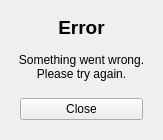
First picture: the form in home_ims/src/view/ui/popup/error_generic.ui, repository isaac-ucalgary/CPSC471_Fall2024_GroupProject, before the edit.
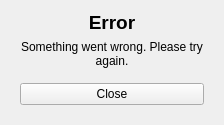
Second picture: the form after the edit.

Patch:
```diff
--- a/home_ims/src/view/ui/popup/error_generic.ui
+++ b/home_ims/src/view/ui/popup/error_generic.ui
@@ -6,8 +6,8 @@
    <rect>
     <x>0</x>
     <y>0</y>
-    <width>163</width>
-    <height>140</height>
+    <width>224</width>
+    <height>121</height>
    </rect>
   </property>
   <property name="windowTitle">
@@ -31,7 +31,13 @@
     </widget>
    </item>
    <item>
-    <widget class="QLabel" name="warningLabel">
+    <widget class="QLabel" name="warning">
+     <property name="sizePolicy">
+      <sizepolicy hsizetype="MinimumExpanding" vsizetype="MinimumExpanding">
+       <horstretch>0</horstretch>
+       <verstretch>0</verstretch>
+      </sizepolicy>
+     </property>
      <property name="text">
       <string>Something went wrong. Please try again.</string>
      </property>
```
Left out of the diff: 2 changed lines with no effect on the pictures.
